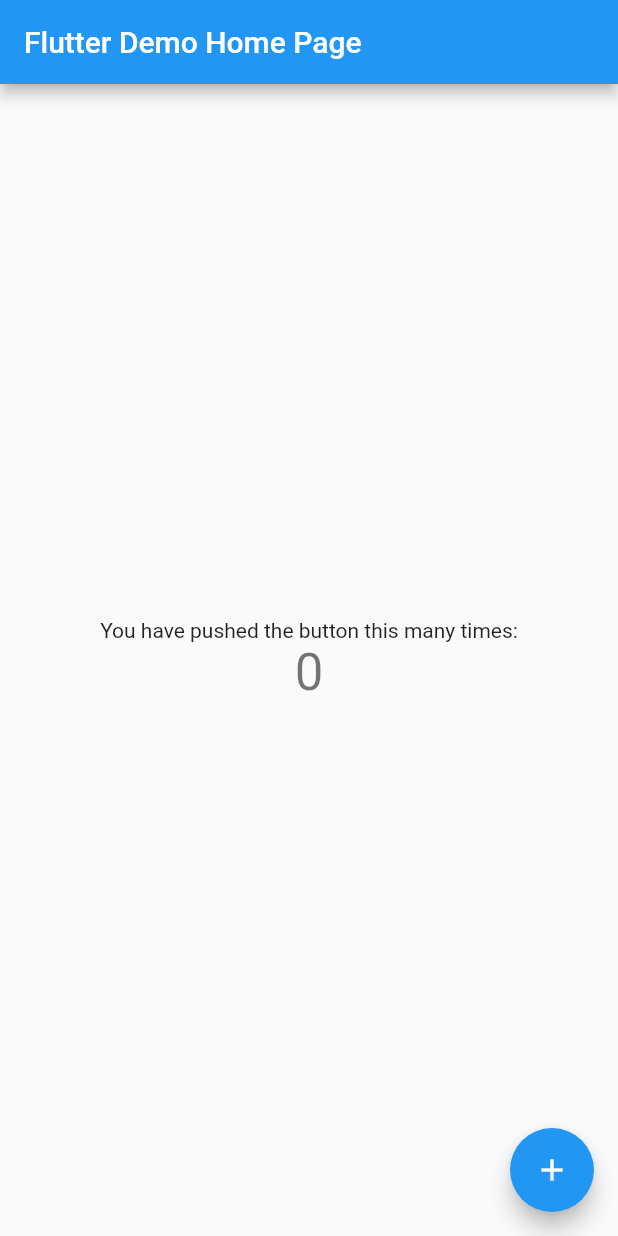
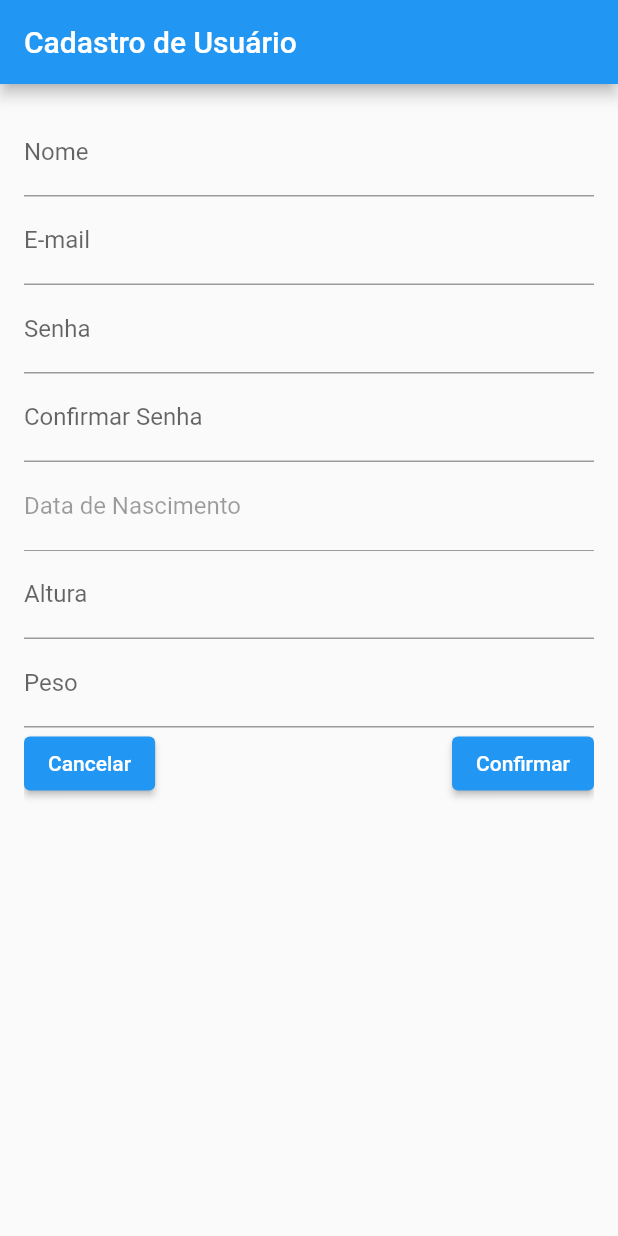
Before and after one commit to Fytnez/fytnez_mobile, a Flutter app: the screen it shows after launch, on a phone screen of 412 x 824 dp. Run offline on Flutter 3.47's test engine with Material 2 defaults, Android fonts, the phone set to English and light mode, and no system bars.

Commit message:
FTZ-13: Iniciando estrutura do Formulário

```diff
--- a/lib/src/routes/screen_routes.dart
+++ b/lib/src/routes/screen_routes.dart
@@ -1,6 +1,8 @@
 import 'package:flutter/material.dart';
 import 'package:fytnez_mobile/src/views/pages/home_page.dart';
+import 'package:fytnez_mobile/src/views/pages/user/user_form/user_form.dart';
 
 Map<String, Widget Function(BuildContext)> screenRoutes = {
-  Home.getRouteName(): (context) => const Home(title: 'Flutter Demo Home Page'),
+  // Home.getRouteName(): (context) => const Home(title: 'Flutter Demo Home Page'),
+  UserForm.getRouteName(): (context) => const UserForm(),
 };
--- /dev/null
+++ b/lib/src/views/components/date_picker_component/date_picker_component.dart
@@ -0,0 +1,55 @@
+import 'package:flutter/material.dart';
+import 'package:fytnez_mobile/src/extensions/date_time_extensions.dart';
+
+class DatePickerComponent extends StatefulWidget {
+  final String _labelText;
+  final void Function(DateTime?) _onSelectDate;
+
+  const DatePickerComponent(
+      {super.key,
+      required String labelText,
+      required void Function(DateTime?) onSelectDate})
+      : _labelText = labelText,
+        _onSelectDate = onSelectDate;
+
+  String getLabelText() => _labelText;
+
+  Function(DateTime?) getOnSelectDate() => _onSelectDate;
+
+  @override
+  State<DatePickerComponent> createState() => _DatePickerComponentState();
+}
+
+class _DatePickerComponentState extends State<DatePickerComponent> {
+  DateTime? _selectedDate;
+
+  final TextEditingController _textFieldController = TextEditingController();
+
+  void _showDatePicker() {
+    showDatePicker(
+      context: context,
+      initialDate: DateTime.now(),
+      firstDate: DateTime(2000),
+      lastDate: DateTime.now(),
+    ).then((selectedDate) {
+      setState(() => _selectedDate = selectedDate);
+      _textFieldController.text = selectedDate?.toPtBrFormat() ?? '';
+      widget.getOnSelectDate()(_selectedDate);
+    });
+  }
+
+  @override
+  Widget build(BuildContext context) {
+    return Expanded(
+        child: GestureDetector(
+      child: TextField(
+        decoration: InputDecoration(
+          labelText: widget.getLabelText(),
+        ),
+        enabled: false,
+        controller: _textFieldController,
+      ),
+      onTap: () => _showDatePicker(),
+    ));
+  }
+}
--- /dev/null
+++ b/lib/src/views/pages/user/user_form/user_form.dart
@@ -0,0 +1,133 @@
+import 'package:flutter/material.dart';
+import 'package:fytnez_mobile/src/views/components/date_picker_component/date_picker_component.dart';
+
+class UserForm extends StatefulWidget {
+  static const String _routeName = '/';
+
+  static String getRouteName() => _routeName;
+
+  const UserForm({super.key});
+
+  @override
+  State<UserForm> createState() => _UserFormState();
+}
+
+class _UserFormState extends State<UserForm> {
+  String _name = '';
+  DateTime? _birthDate;
+  int _height = 0;
+  int _weight = 0;
+  String _email = '';
+  String _password = '';
+  String _passwordConfirmation = '';
+
+  void _cancelForm() {}
+
+  void _confirmForm() {}
+
+  @override
+  Widget build(BuildContext context) {
+    return Scaffold(
+        appBar: AppBar(
+          title: const Text('Cadastro de Usuário'),
+        ),
+        body: SafeArea(
+          child: Padding(
+              padding: const EdgeInsets.all(16.0),
+              child: SingleChildScrollView(
+                  child: SizedBox(
+                      height: MediaQuery.of(context).size.height -
+                          kToolbarHeight -
+                          MediaQuery.of(context).padding.top,
+                      child: Column(
+                        children: [
+                          Row(
+                            children: [
+                              Expanded(
+                                  child: TextField(
+                                decoration: const InputDecoration(
+                                  labelText: 'Nome',
+                                ),
+                                onChanged: (value) =>
+                                    setState(() => _name = value),
+                              ))
+                            ],
+                          ),
+                          Row(
+                            children: [
+                              Expanded(
+                                  child: TextField(
+                                      decoration: const InputDecoration(
+                                        labelText: 'E-mail',
+                                      ),
+                                      onChanged: (value) =>
+                                          setState(() => _email = value))),
+                            ],
+                          ),
+                          Row(children: [
+                            Expanded(
+                                child: TextField(
+                              decoration: const InputDecoration(
+                                labelText: 'Senha',
+                              ),
+                              onChanged: (value) =>
+                                  setState(() => _password = value),
+                            ))
+                          ]),
+                          Row(
+                            children: [
+                              Expanded(
+                                  child: TextField(
+                                decoration: const InputDecoration(
+                                  labelText: 'Confirmar Senha',
+                                ),
+                                onChanged: (value) => setState(
+                                    () => _passwordConfirmation = value),
+                              ))
+                            ],
+                          ),
+                          Row(children: [
+                            DatePickerComponent(
+                              labelText: 'Data de Nascimento',
+                              onSelectDate: (date) =>
+                                  setState(() => _birthDate = date),
+                            )
+                          ]),
+                          Row(children: [
+                            Expanded(
+                                child: TextField(
+                              decoration: const InputDecoration(
+                                labelText: 'Altura',
+                              ),
+                              keyboardType: TextInputType.number,
+                              onChanged: (value) =>
+                                  setState(() => _height = int.parse(value)),
+                            ))
+                          ]),
+                          Row(children: [
+                            Expanded(
+                                child: TextField(
+                              decoration: const InputDecoration(
+                                labelText: 'Peso',
+                              ),
+                              keyboardType: TextInputType.number,
+                              onChanged: (value) =>
+                                  setState(() => _weight = int.parse(value)),
+                            ))
+                          ]),
+                          Row(
+                            mainAxisAlignment: MainAxisAlignment.spaceBetween,
+                            children: [
+                              ElevatedButton(
+                                  onPressed: () => _cancelForm(),
+                                  child: const Text('Cancelar')),
+                              ElevatedButton(
+                                  onPressed: () => _confirmForm(),
+                                  child: const Text('Confirmar')),
+                            ],
+                          ),
+                        ],
+                      )))),
+        ));
+  }
+}
--- a/pubspec.yaml
+++ b/pubspec.yaml
@@ -36,6 +36,7 @@
   # The following adds the Cupertino Icons font to your application.
   # Use with the CupertinoIcons class for iOS style icons.
   cupertino_icons: ^1.0.2
+  intl: ^0.18.1
 
 dev_dependencies:
   flutter_test:
```
Also changed, not shown: lib/src/dtos/generic_dto.dart (added, +34 -0 lines), lib/src/dtos/user_dto.dart (added, +28 -0 lines), lib/src/extensions/date_time_extensions.dart (added, +7 -0 lines), pubspec.lock, 5 other files.
